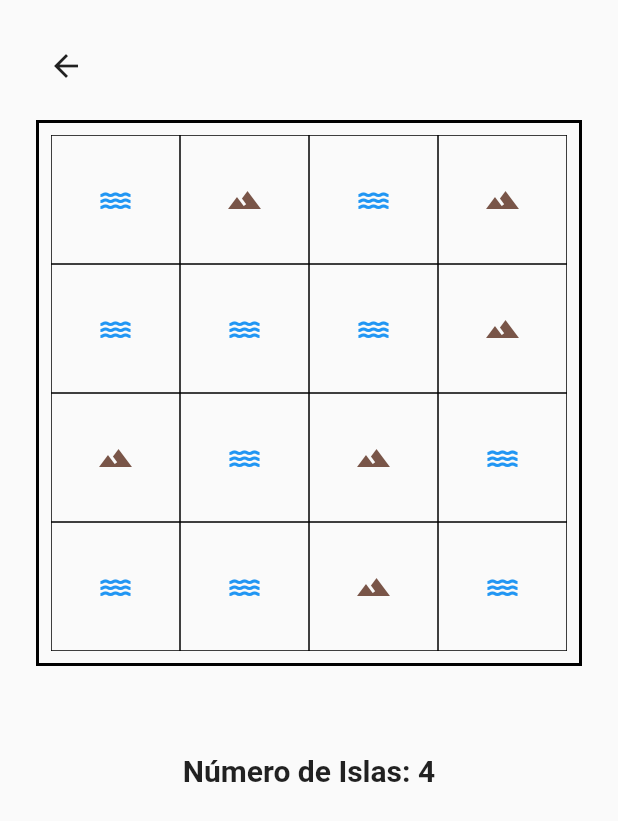
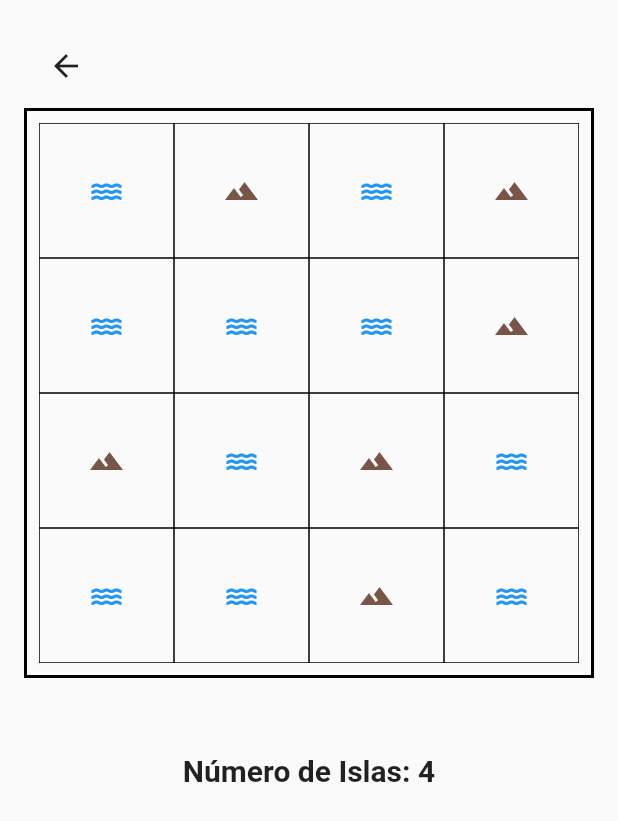
Before and after one commit to JoseDFS/IslandsProblemTest, a Flutter app: the screen it shows after launch, after a tap on "Generate Islands", on a phone screen of 412 x 824 dp. Shown: the top 821 px of the screen. Run offline on Flutter 3.47's test engine with Material 2 defaults, Android fonts, the phone set to English and light mode, and no system bars; our stand-ins replace lottie.

Commit message:
Fixing Overflow

```diff
--- a/lib/IslandsPage.dart
+++ b/lib/IslandsPage.dart
@@ -29,6 +29,7 @@ class _IslandsPage extends State<IslandsPage> {
     return Scaffold(
         body: Container(
             padding: const EdgeInsets.all(16),
+            child: SingleChildScrollView(
                 child: Column(
               children: [
                 Container(
@@ -45,7 +46,6 @@ class _IslandsPage extends State<IslandsPage> {
                   aspectRatio: 1,
                   child: Container(
                     padding: const EdgeInsets.all(8.0),
-            margin: const EdgeInsets.all(8.0),
                     decoration: BoxDecoration(
                         border: Border.all(color: Colors.black, width: 2.0)),
                     child: GridView.builder(
@@ -55,13 +55,15 @@ class _IslandsPage extends State<IslandsPage> {
                       ),
                       itemBuilder: _buildGridItems,
                       itemCount: matrix.length * matrix.length,
+                      shrinkWrap: true,
                     ),
                   ),
                 ),
                 SizedBox(height: 50),
-        Text("Número de Islas: " + _nIslands(matrix), style: TextStyle(fontWeight: FontWeight.bold,fontSize:20))
+                Text("Número de Islas: " + _nIslands(matrix),
+                    style: TextStyle(fontWeight: FontWeight.bold, fontSize: 20))
               ],
-    )));
+            ))));
   }
 
   String _nIslands(List<List<num>> matrix) {
@@ -124,9 +126,9 @@ class _IslandsPage extends State<IslandsPage> {
   Widget _itemBuild(int x, int y) {
     switch (matrix[x][y]) {
       case 1:
-        return Icon(Icons.terrain,color: Colors.brown);
+        return Icon(Icons.terrain, color: Colors.brown);
       case 0:
-        return Icon(Icons.water,color: Colors.blue);
+        return Icon(Icons.water, color: Colors.blue);
       default:
         return Text(matrix[x][y].toString());
     }
--- a/lib/main.dart
+++ b/lib/main.dart
@@ -46,7 +46,7 @@ class IniMatrix extends StatelessWidget {
                       onPressed: () {
                         var mSize = sizeController.text;
                         print(mSize);
-                        if (mSize.isEmpty) mSize = "4";
+                        if (mSize.isEmpty || int.parse(mSize)<=0) mSize = "4";
                         Navigator.push(
                             context,
                             MaterialPageRoute(
```
Lines whose indentation alone changed are shown as unchanged.
